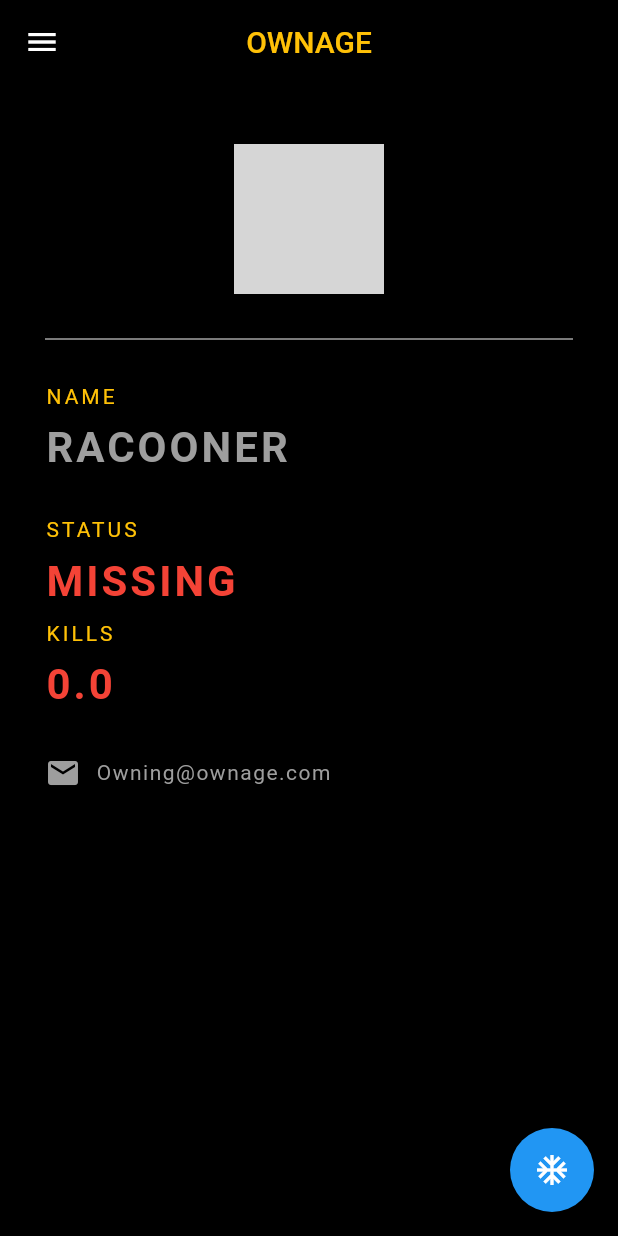
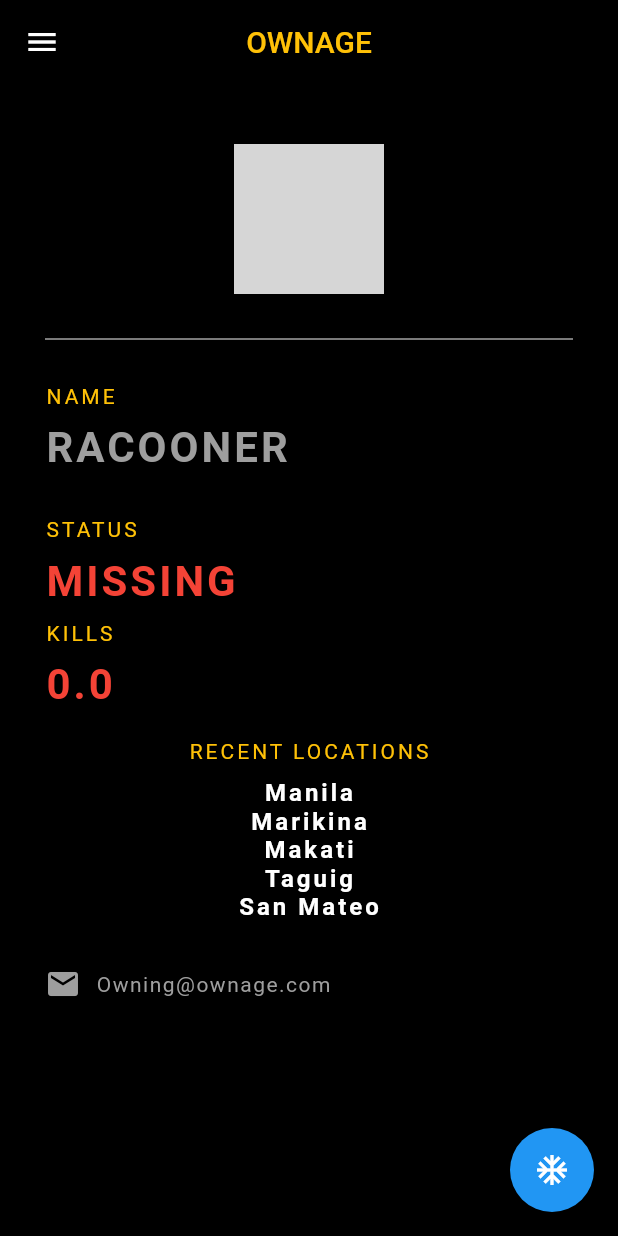
Before and after one commit to dreamertheat/FlutterCommon, a Flutter app: the screen it shows after launch, on a phone screen of 412 x 824 dp. Run offline on Flutter 3.47's test engine with Material 2 defaults, Android fonts, the phone set to English and light mode, and no system bars; network calls fail; grey boxes are pictures that could not be loaded.

Commit message:
list sample

```diff
--- a/lib/main.dart
+++ b/lib/main.dart
@@ -20,6 +20,15 @@ class GG extends StatefulWidget {
 double manipulator(double num){
   return num + (Random().nextInt(10));
 }
+
+
+List<String> recentLocations = [
+  "Manila",
+  "Marikina",
+  "Makati",
+  "Taguig",
+  "San Mateo"
+];
 
 class _GGState extends State<GG> {
 
@@ -61,6 +70,26 @@ class _GGState extends State<GG> {
             Text('KILLS',style: ts2),
               SizedBox(height: 10,),
             Text('$count',style: warning),
+              SizedBox(height: 20,),
+            Center(child: Text('RECENT LOCATIONS',style: ts2)),
+              SizedBox(height: 10,),
+            Center(
+              child: Column(children:
+
+                recentLocations.map((e) => Text("$e",style: tsList)).toList()
+
+              ),
+            ),
+
+
+
+
+
+
+
+
+
+
             SizedBox(height: 30,),
 
             Row(
@@ -86,4 +115,6 @@ TextStyle ts0 = TextStyle(color: Colors.grey, letterSpacing: 1.0);
 TextStyle ts1 = TextStyle(color: Colors.amber);
 TextStyle ts2 = TextStyle(color: Colors.amber, letterSpacing: 2.0);
 TextStyle ts3 = TextStyle(color: Colors.grey, letterSpacing: 2.0, fontSize: 28, fontWeight: FontWeight.bold);
+TextStyle tsList = TextStyle(color: Colors.white, letterSpacing: 2.0, fontSize: 16, fontWeight: FontWeight.bold);
+
 TextStyle warning = TextStyle(color: Colors.red, letterSpacing: 2.0, fontSize: 28, fontWeight: FontWeight.bold);
```
